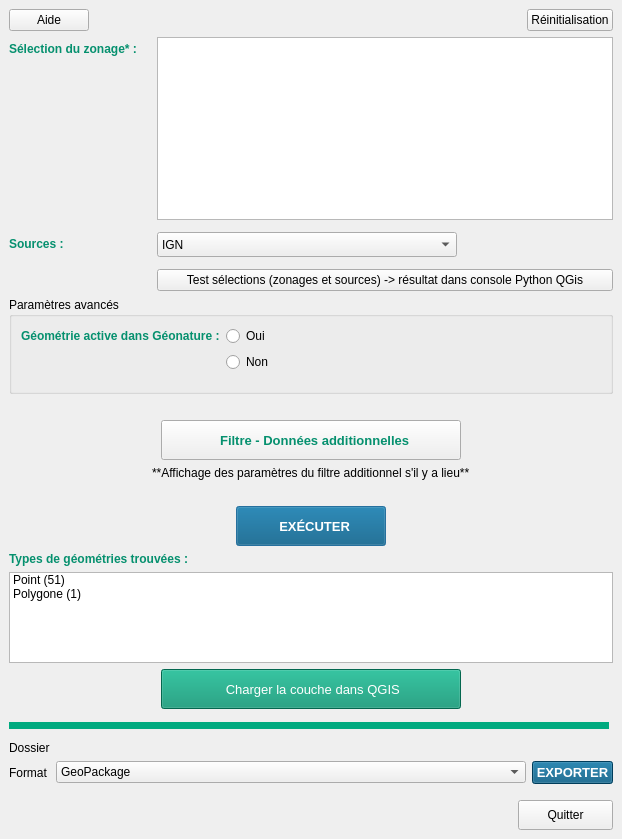
This is ui/referentiel_geographique_dock.ui in PnX-SI/GeoNature-GIS as Qt 5 draws it before an edit. The edited form follows.
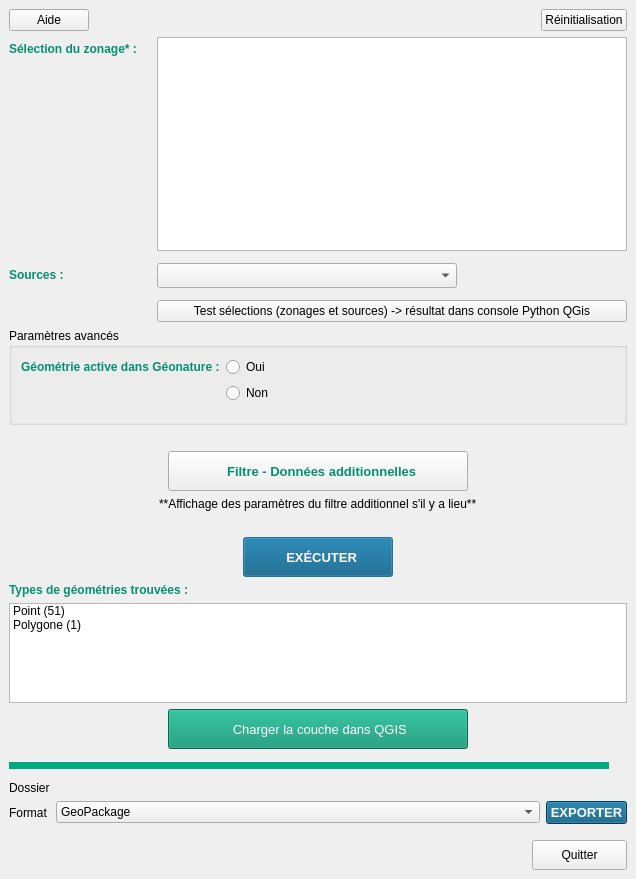
This is the edited form. Icons and pictures are not drawn. Custom widgets are drawn as their Qt base class.

Commit message:
Sélection de la source fonctionnel
RGF option de sélection de la source fonctionnelle + début de la configuration du bouton "Réinitialiser"

Diff of the .ui file:
```diff
--- a/ui/referentiel_geographique_dock.ui
+++ b/ui/referentiel_geographique_dock.ui
@@ -9,8 +9,8 @@
    <rect>
     <x>0</x>
     <y>0</y>
-    <width>622</width>
-    <height>839</height>
+    <width>636</width>
+    <height>879</height>
    </rect>
   </property>
   <property name="windowTitle">
@@ -139,16 +139,6 @@
           <height>25</height>
          </size>
         </property>
-        <item>
-         <property name="text">
-          <string>IGN</string>
-         </property>
-        </item>
-        <item>
-         <property name="text">
-          <string>LPO</string>
-         </property>
-        </item>
        </widget>
       </item>
       <item row="0" column="1">
```
Left out of the diff: 1 changed line with no effect on the pictures. The commit also changes 2 other files.
